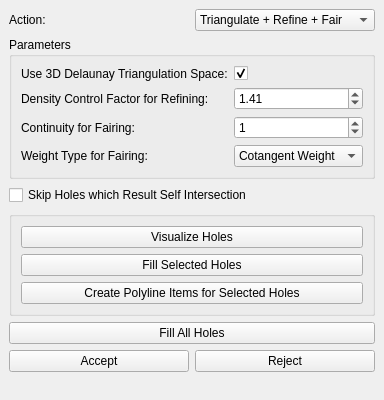
Above: Polyhedron/demo/Polyhedron/Hole_filling_widget.ui from CGAL/cgal before the change. Below: the same form after it.
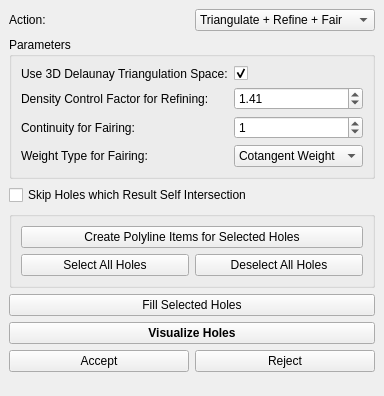
That is the form after the change.

Commit message: remove fill all button, add select all + deselect all

```diff
--- a/Polyhedron/demo/Polyhedron/Hole_filling_widget.ui
+++ b/Polyhedron/demo/Polyhedron/Hole_filling_widget.ui
@@ -10,7 +10,7 @@
     <x>0</x>
     <y>0</y>
     <width>383</width>
-    <height>400</height>
+    <height>396</height>
    </rect>
   </property>
   <property name="windowTitle">
@@ -160,26 +160,6 @@
        <string/>
       </property>
       <layout class="QVBoxLayout" name="verticalLayout_3">
-       <item>
-        <widget class="QPushButton" name="Visualize_holes_button">
-         <property name="enabled">
-          <bool>true</bool>
-         </property>
-         <property name="text">
-          <string>Visualize Holes</string>
-         </property>
-        </widget>
-       </item>
-       <item>
-        <widget class="QPushButton" name="Fill_selected_holes_button">
-         <property name="enabled">
-          <bool>true</bool>
-         </property>
-         <property name="text">
-          <string>Fill Selected Holes</string>
-         </property>
-        </widget>
-       </item>
        <item>
         <widget class="QPushButton" name="Create_polyline_items_button">
          <property name="text">
@@ -187,13 +167,50 @@
          </property>
         </widget>
        </item>
+       <item>
+        <layout class="QHBoxLayout" name="horizontalLayout_2">
+         <item>
+          <widget class="QPushButton" name="Select_all_holes_button">
+           <property name="text">
+            <string>Select All Holes</string>
+           </property>
+          </widget>
+         </item>
+         <item>
+          <widget class="QPushButton" name="Deselect_all_holes_button">
+           <property name="text">
+            <string>Deselect All Holes</string>
+           </property>
+          </widget>
+         </item>
+        </layout>
+       </item>
       </layout>
      </widget>
     </item>
     <item>
-     <widget class="QPushButton" name="Fill_all_holes_button">
+     <widget class="QPushButton" name="Fill_selected_holes_button">
+      <property name="enabled">
+       <bool>true</bool>
+      </property>
       <property name="text">
-       <string>Fill All Holes</string>
+       <string>Fill Selected Holes</string>
+      </property>
+     </widget>
+    </item>
+    <item>
+     <widget class="QPushButton" name="Visualize_holes_button">
+      <property name="enabled">
+       <bool>true</bool>
+      </property>
+      <property name="font">
+       <font>
+        <weight>75</weight>
+        <bold>true</bold>
+       </font>
+      </property>
+      <property name="text">
+       <string>Visualize Holes</string>
       </property>
      </widget>
     </item>
```
The commit also changes 1 other file.
